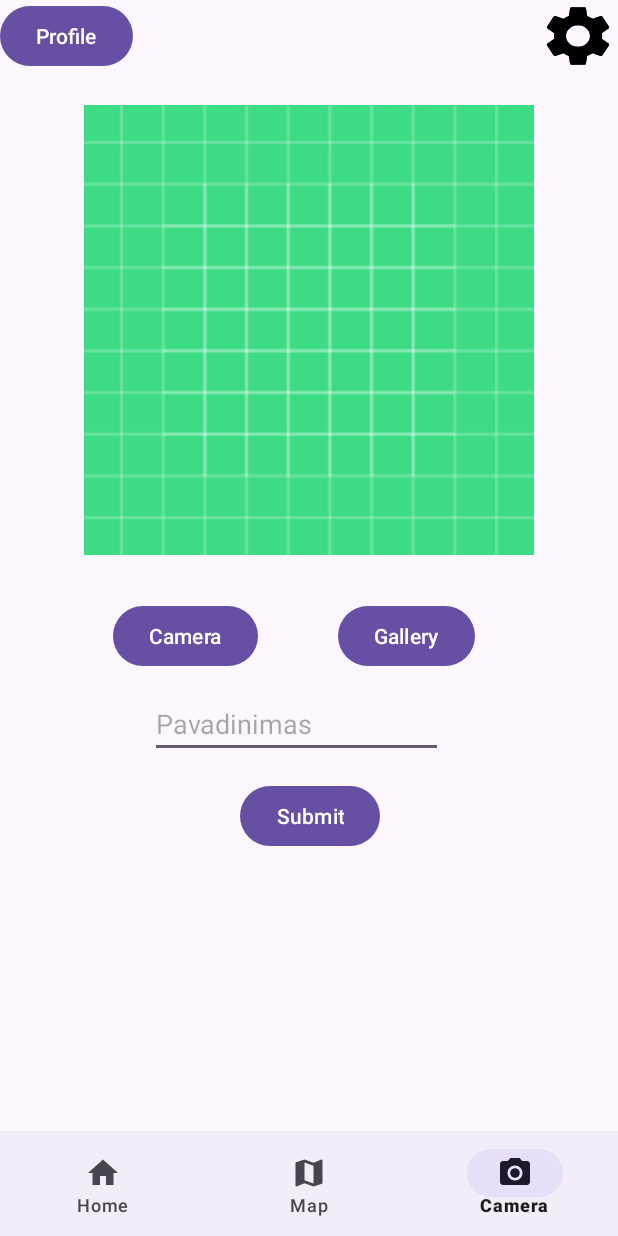
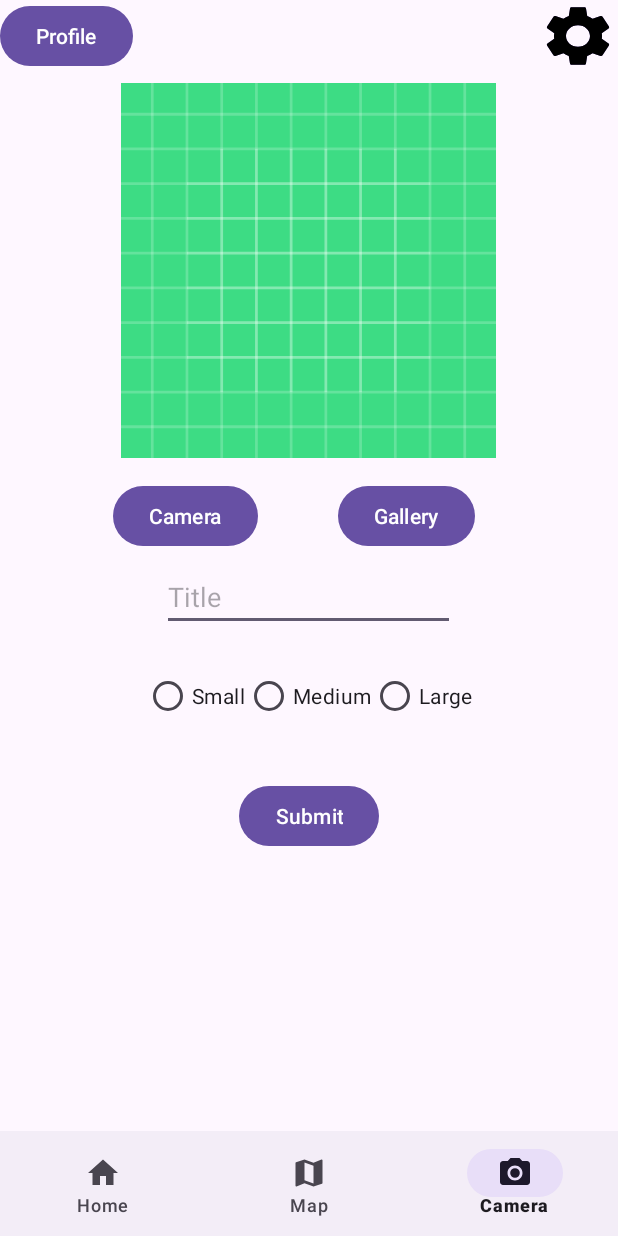
Before and after one commit to DeividasDavidavicius/Siuksles_V1, an Android app: the CameraActivity screen opened directly, with no data from a screen before it, on a phone screen of 412 x 824 dp. Run offline under Robolectric (Android 15) with nearby library versions, the phone set to English and light mode, and no system bars; our stand-ins replace Firebase (no records; nobody signed in at launch, a user with empty details on screens opened directly), Picasso; pictures from the network do not load.

Commit message:
Added radioButtons for dump sizes, fixed a bug where you could expand text fields by pressing enter

```diff
--- a/app/src/main/java/com/example/siukslesv1/CameraActivity.java
+++ b/app/src/main/java/com/example/siukslesv1/CameraActivity.java
@@ -24,6 +24,8 @@ import android.view.View;
 import android.webkit.MimeTypeMap;
 import android.widget.Button;
 import android.widget.ImageView;
+import android.widget.RadioButton;
+import android.widget.RadioGroup;
 import android.widget.Toast;
 
 import androidx.annotation.NonNull;
@@ -84,6 +86,9 @@ public class CameraActivity extends AppCompatActivity {
     String imageUri;
     StorageReference storageReference;
     TextInputEditText postName;
+    RadioGroup radioGroup;
+    RadioButton radioButton;
+    int dumpSize;
     private FirebaseDatabase database;
     private DatabaseReference databaseReference;
     private static final String POSTS = "posts";
@@ -99,10 +104,8 @@ public class CameraActivity extends AppCompatActivity {
         super.onCreate(savedInstanceState);
 
         //kvieciant locationa submite nespeja requestai suvaiksciot.
-        FusedLocationClient = LocationServices.getFusedLocationProviderClient(this);
-        getCurrentLocation();
-
-
+        //FusedLocationClient = LocationServices.getFusedLocationProviderClient(this);
+        //getCurrentLocation();
         setContentView(R.layout.activity_camera);
 
         mAuth = FirebaseAuth.getInstance();
@@ -114,16 +117,18 @@ public class CameraActivity extends AppCompatActivity {
         galleryBtn = findViewById(R.id.galleryBtn);
         submitBtn = findViewById(R.id.submitBtn);
         postName = findViewById(R.id.postName);
+        radioGroup = findViewById(R.id.radioGroup);
+        dumpSize = -1;
 
         storageReference = FirebaseStorage.getInstance().getReference();
 
         database = FirebaseDatabase.getInstance("https://siuksliu-programele-default-rtdb.europe-west1.firebasedatabase.app/");
         databaseReference = database.getReference(POSTS);
 
-        locationRequest = LocationRequest.create();
-        locationRequest.setPriority(LocationRequest.PRIORITY_HIGH_ACCURACY);
-        locationRequest.setInterval(5000);
-        locationRequest.setFastestInterval(200);
+        //locationRequest = LocationRequest.create();
+        //locationRequest.setPriority(LocationRequest.PRIORITY_HIGH_ACCURACY);
+        //locationRequest.setInterval(5000);
+        //locationRequest.setFastestInterval(200);
 
         cameraBtn.setOnClickListener(new View.OnClickListener() {
 
@@ -146,7 +151,7 @@ public class CameraActivity extends AppCompatActivity {
             @Override
             public void onClick(View view) {
                 String name = postName.getText().toString();
-                int type = 2;
+                locationInfo = "lithuania";
 
                 if(name.matches(""))
                 {
@@ -160,7 +165,13 @@ public class CameraActivity extends AppCompatActivity {
                     return;
                 }
 
-                post = new Post(email, name, locationInfo, imageUri, type);
+                if(dumpSize == -1)
+                {
+                    Toast.makeText(CameraActivity.this, "You must select dump size!" + dumpSize, Toast.LENGTH_SHORT).show();
+                    return;
+                }
+
+                post = new Post(email, name, locationInfo, imageUri, dumpSize);
 
                 String keyID = databaseReference.push().getKey();
                 databaseReference.child(keyID).setValue(post);
@@ -240,11 +251,12 @@ public class CameraActivity extends AppCompatActivity {
                 Toast.makeText(this, "Camera Permission is Required to Use camera.", Toast.LENGTH_SHORT).show();
             }
         }
+        /*
         if (requestCode == LOCATION_REQUEST_CODE) {
             if (grantResults.length > 0 && grantResults[0] == PackageManager.PERMISSION_GRANTED) {
                 getCurrentLocation();
             }
-        }
+        } */
     }
 
     @Override
@@ -343,6 +355,25 @@ public class CameraActivity extends AppCompatActivity {
         //}
     }
 
+    public void checkSizeButton(View v)
+    {
+
+        int radioId = radioGroup.getCheckedRadioButtonId();
+        radioButton = findViewById(radioId);
+
+        if(radioButton.getText().toString().matches("Small")) {
+            dumpSize = 1;
+        }
+        if(radioButton.getText().toString().matches("Medium")) {
+            dumpSize = 2;
+        }
+        if(radioButton.getText().toString().matches("Large")) {
+            dumpSize = 3;
+        }
+
+        //Toast.makeText(CameraActivity.this, "Selected Radio Button: " + radioButton.getText(), Toast.LENGTH_SHORT).show();
+    }
+/*
     @SuppressLint("MissingPermission")
     private void getCurrentLocation() {
 
@@ -415,5 +446,5 @@ public class CameraActivity extends AppCompatActivity {
         if (checkPermissions()) {
             getCurrentLocation();
         }
-    }
+    } */
 }
--- a/app/src/main/java/com/example/siukslesv1/PostAdapter.java
+++ b/app/src/main/java/com/example/siukslesv1/PostAdapter.java
@@ -42,7 +42,7 @@ public class PostAdapter extends RecyclerView.Adapter<PostAdapter.MyViewHolder>
 
         holder.tvTitle.setText(mData.get(position).getName());
         holder.votes.setText(String.valueOf(mData.get(position).getVoteCount()));
-        Glide.with(mContext).load(mData.get(position).getURI()).into(holder.imgPost);
+        Glide.with(mContext).load(mData.get(position).getUri()).into(holder.imgPost);
     }
     @Override
     public int getItemCount(){
--- a/app/src/main/res/layout/activity_camera.xml
+++ b/app/src/main/res/layout/activity_camera.xml
@@ -10,9 +10,9 @@
 
     <ImageView
         android:id="@+id/displayImageView"
-        android:layout_width="300dp"
-        android:layout_height="300dp"
-        android:layout_marginTop="70dp"
+        android:layout_width="250dp"
+        android:layout_height="250dp"
+        android:layout_marginTop="55dp"
         android:layout_centerHorizontal="true"
         android:src="@drawable/ic_launcher_background" />
 
@@ -20,15 +20,15 @@
         android:id="@+id/cameraBtn"
         android:layout_width="wrap_content"
         android:layout_height="wrap_content"
-        android:layout_marginTop="400dp"
         android:layout_marginLeft="75dp"
+        android:layout_marginTop="320dp"
         android:text="Camera" />
 
     <Button
         android:id="@+id/galleryBtn"
         android:layout_width="wrap_content"
         android:layout_height="wrap_content"
-        android:layout_marginTop="400dp"
+        android:layout_marginTop="320dp"
         android:layout_marginLeft="225dp"
         android:text="Gallery" />
 
@@ -36,16 +36,50 @@
         android:id="@+id/postName"
         android:layout_width="195dp"
         android:layout_height="wrap_content"
-        android:layout_marginTop="460dp"
-        android:layout_marginLeft="100dp"
-        android:hint="Pavadinimas" />
+        android:layout_marginTop="375dp"
+        android:layout_centerHorizontal="true"
+        android:inputType="text"
+        android:hint="Title" />
+
+    <RadioGroup
+        android:layout_width="wrap_content"
+        android:layout_height="wrap_content"
+        android:layout_marginTop="440dp"
+        android:layout_centerHorizontal="true"
+        android:id="@+id/radioGroup"
+        android:orientation="horizontal"
+        >
+
+        <RadioButton
+            android:id="@+id/size_one"
+            android:layout_width="wrap_content"
+            android:layout_height="wrap_content"
+            android:text="Small"
+            android:onClick="checkSizeButton"
+            />
+        <RadioButton
+            android:id="@+id/size_two"
+            android:layout_width="wrap_content"
+            android:layout_height="wrap_content"
+            android:text="Medium"
+            android:onClick="checkSizeButton"
+            />
+        <RadioButton
+            android:id="@+id/size_three"
+            android:layout_width="wrap_content"
+            android:layout_height="wrap_content"
+            android:text="Large"
+            android:onClick="checkSizeButton"
+            />
+
+    </RadioGroup>
 
     <Button
         android:id="@+id/submitBtn"
         android:layout_width="wrap_content"
         android:layout_height="wrap_content"
         android:layout_marginTop="520dp"
-        android:layout_marginLeft="160dp"
+        android:layout_centerHorizontal="true"
         android:text="Submit" />
 
     <com.google.android.material.bottomnavigation.BottomNavigationView
--- a/app/src/main/res/layout/activity_login.xml
+++ b/app/src/main/res/layout/activity_login.xml
@@ -25,6 +25,7 @@
             android:layout_width="match_parent"
             android:layout_height="wrap_content"
             android:baselineAligned="false"
+            android:inputType="text"
             android:hint="@string/email" />
 
 
--- a/app/src/main/res/layout/activity_register.xml
+++ b/app/src/main/res/layout/activity_register.xml
@@ -23,6 +23,7 @@
             android:id="@+id/email"
             android:hint="@string/email"
             android:layout_width="match_parent"
+            android:inputType="text"
             android:layout_height="wrap_content"/>
 
         <com.google.android.material.textfield.TextInputEditText
@@ -36,6 +37,7 @@
             android:id="@+id/username"
             android:layout_width="match_parent"
             android:layout_height="wrap_content"
+            android:inputType="text"
             android:hint="Username" />
 
     <ProgressBar
--- /dev/null
+++ b/app/src/main/res/values/ids.xml
@@ -0,0 +1,4 @@
+<?xml version="1.0" encoding="utf-8"?>
+<resources>
+    <item name="size_one" type="id" />
+</resources>
```
Also changed, not shown: app/src/main/java/com/example/siukslesv1/Post.java (+1 -6 lines).
